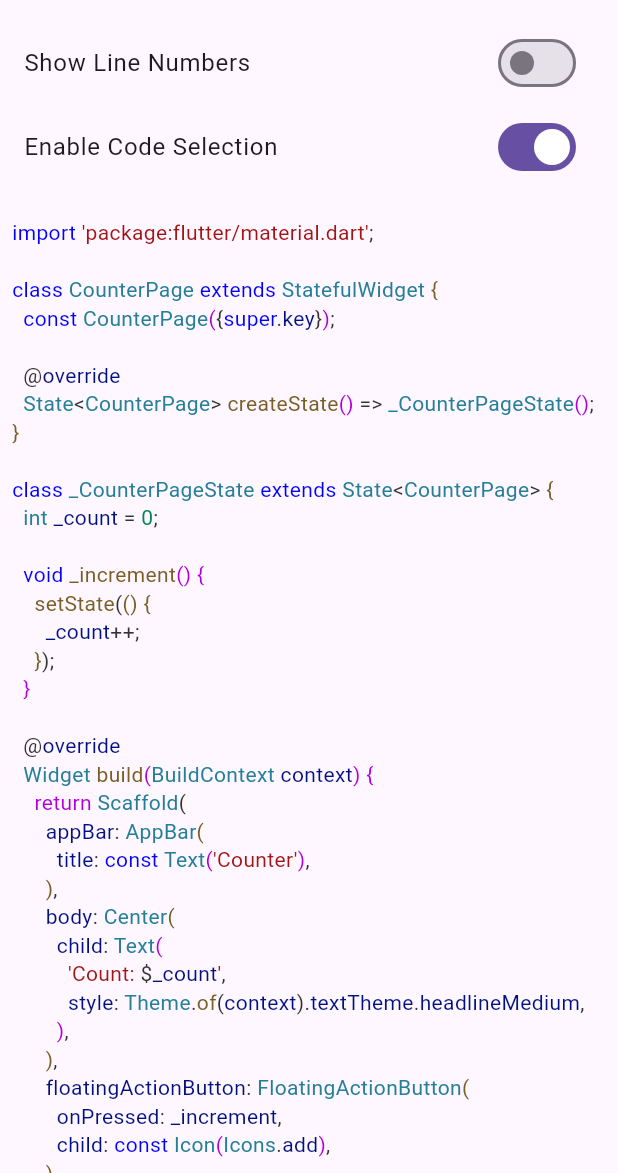
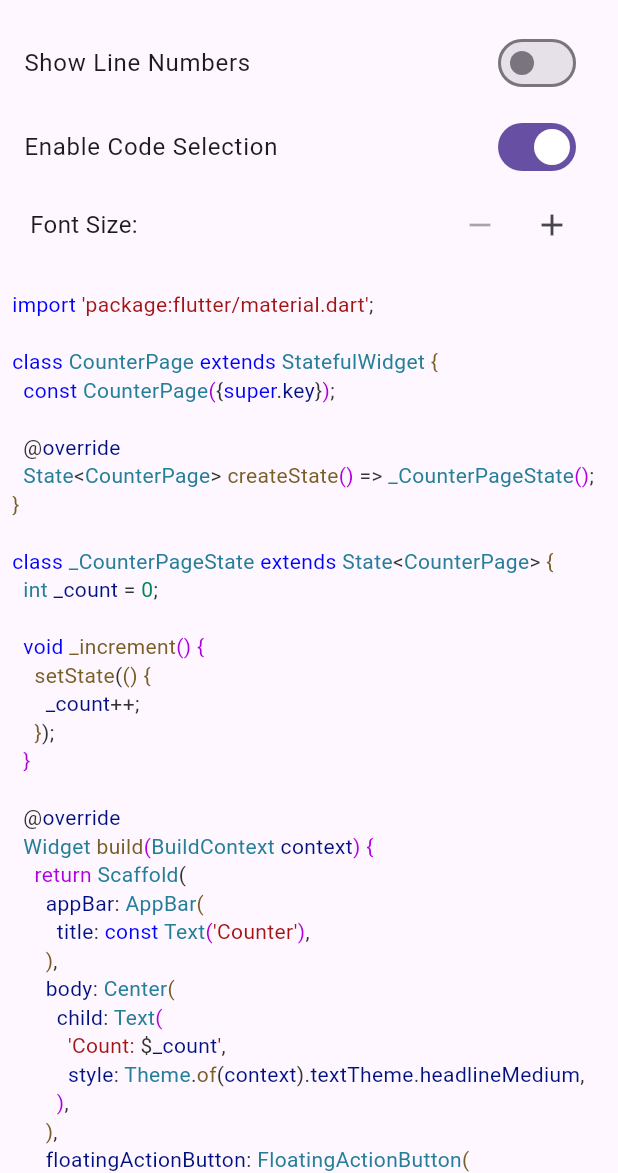
Before and after one commit to dariomatias-dev/flutter_syntax_highlighter, a Flutter app: the screen it shows after launch, after a tap on "Show Line Numbers", on a phone screen of 412 x 824 dp, the part 63-1236 px from its top. Run offline on Flutter 3.47's test engine with Material 3 defaults, Android fonts, the phone set to English and light mode, and no system bars.

Commit message:
feat: added font size customization in example and fixed usage of defined font size
- Added a field in the example to define the font size.
- Fixed font size application to properly use the provided font size.

```diff
--- a/example/lib/main.dart
+++ b/example/lib/main.dart
@@ -57,6 +57,7 @@ class _MyAppState extends State<MyApp> {
   bool _isDarkMode = false;
   bool _showLineNumbers = true;
   bool _enableCodeSelection = true;
+  double _fontSize = 14.0;
 
   void _toggleTheme() {
     setState(() {
@@ -108,6 +109,39 @@ class _MyAppState extends State<MyApp> {
                 value: _enableCodeSelection,
                 onChanged: (value) => _toggleCodeSelection(),
               ),
+              Padding(
+                padding: const EdgeInsets.symmetric(horizontal: 20.0),
+                child: Row(
+                  mainAxisAlignment: MainAxisAlignment.spaceBetween,
+                  children: <Widget>[
+                    Text('Font Size:', style: TextStyle(fontSize: 16.0)),
+                    Row(
+                      children: <Widget>[
+                        IconButton(
+                          onPressed: _fontSize > 14.0
+                              ? () {
+                                  setState(() {
+                                    _fontSize--;
+                                  });
+                                }
+                              : null,
+                          icon: Icon(Icons.remove),
+                        ),
+                        IconButton(
+                          onPressed: _fontSize < 20.0
+                              ? () {
+                                  setState(() {
+                                    _fontSize++;
+                                  });
+                                }
+                              : null,
+                          icon: Icon(Icons.add),
+                        ),
+                      ],
+                    ),
+                  ],
+                ),
+              ),
               SizedBox(height: 12.0),
               Expanded(
                 child: SingleChildScrollView(
@@ -117,6 +151,7 @@ class _MyAppState extends State<MyApp> {
                     isDarkMode: _isDarkMode,
                     showLineNumbers: _showLineNumbers,
                     enableCodeSelection: _enableCodeSelection,
+                    fontSize: _fontSize,
                   ),
                 ),
               ),
--- a/lib/src/syntax_highlighter.dart
+++ b/lib/src/syntax_highlighter.dart
@@ -99,7 +99,12 @@ class _SyntaxHighlighterState extends State<SyntaxHighlighter> {
           final line = linesInToken[i];
           if (line.isNotEmpty) {
             currentLineSpans.add(
-              TextSpan(text: line, style: _highlighter.getStyleForToken(token)),
+              TextSpan(
+                text: line,
+                style: _highlighter
+                    .getStyleForToken(token)
+                    .copyWith(fontSize: widget.fontSize),
+              ),
             );
           }
           if (i < linesInToken.length - 1) {
@@ -111,7 +116,9 @@ class _SyntaxHighlighterState extends State<SyntaxHighlighter> {
         currentLineSpans.add(
           TextSpan(
             text: token.value,
-            style: _highlighter.getStyleForToken(token),
+            style: _highlighter
+                .getStyleForToken(token)
+                .copyWith(fontSize: widget.fontSize),
           ),
         );
       }
@@ -180,6 +187,7 @@ class _SyntaxHighlighterState extends State<SyntaxHighlighter> {
                     textAlign: TextAlign.right,
                     style: _theme.lineNumberStyle.copyWith(
                       height: widget.lineHeight,
+                      fontSize: widget.fontSize,
                     ),
                   ),
                 ),
```
